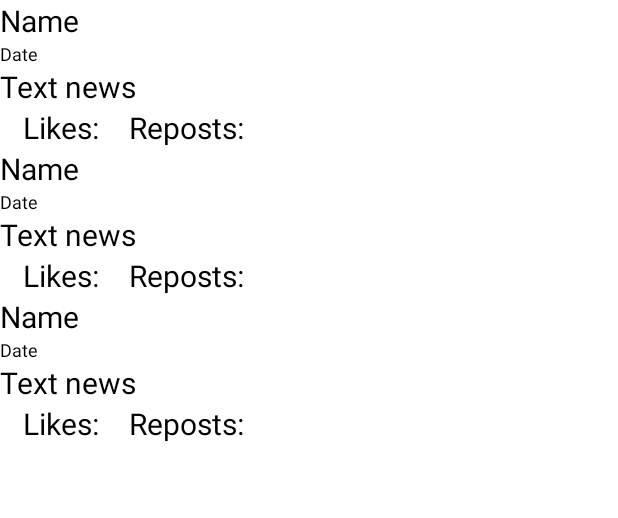
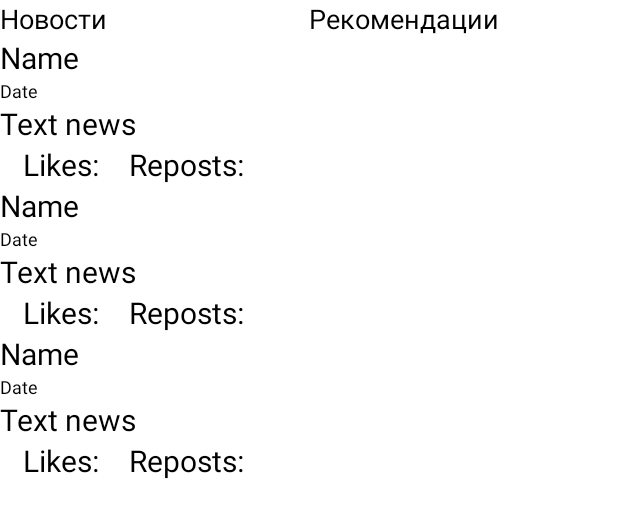
Before and after one commit to Ka-ra-siK/VKApi, an Android app: the layout fragment_news.xml on its own in the app's theme, with its tools: preview values and no code run, on a phone screen of 412 x 824 dp. Shown: the top 518 px of the screen. Run offline under Robolectric (Android 15) with nearby library versions, the phone set to English and light mode, and no system bars.

Commit message:
The image loading class has been changed. Added the ability to go to news recommendations

```diff
--- a/app/src/main/java/ru/eltex/adapters/FriendsAdapter.java
+++ b/app/src/main/java/ru/eltex/adapters/FriendsAdapter.java
@@ -20,6 +20,7 @@ import java.util.Objects;
 
 import ru.eltex.ImageLoadTask;
 import ru.eltex.R;
+import ru.eltex.TaskRunner;
 import ru.eltex.fragments.FriendsAccountFragment;
 import ru.eltex.instance.Friend;
 
@@ -50,7 +51,10 @@ public class FriendsAdapter extends ArrayAdapter<Friend> {
 
         //Set image of friend depending on sex
         ImageView imageView = (ImageView) view.findViewById(R.id.avatar);
-        new ImageLoadTask(this.friends.get(position).getPhoto50(), imageView).execute();
+        new TaskRunner().executeAsync(new ImageLoadTask(this.friends.get(position).getPhoto50()), (image) -> {
+            imageView.setImageBitmap(image);
+        });
+        //new ImageLoadTask(this.friends.get(position).getPhoto50(), imageView).execute();
 
         return view;
     }
--- a/app/src/main/java/ru/eltex/adapters/NewsAdapter.java
+++ b/app/src/main/java/ru/eltex/adapters/NewsAdapter.java
@@ -15,6 +15,7 @@ import java.util.List;
 
 import ru.eltex.ImageLoadTask;
 import ru.eltex.R;
+import ru.eltex.TaskRunner;
 import ru.eltex.instance.Post;
 
 /**
@@ -131,7 +132,9 @@ public class NewsAdapter extends RecyclerView.Adapter<NewsAdapter.ViewHolder> {
 
         Post curPost = vkNewsPosts.get(position);
 
-        new ImageLoadTask(curPost.getAuthor().getPhoto100(), holder.getAvatarAuthorView()).execute();
+        new TaskRunner().executeAsync(new ImageLoadTask(curPost.getAuthor().getPhoto100()), (image) -> {
+            holder.getAvatarAuthorView().setImageBitmap(image);
+        });
         holder.getNameAuthorView().setText(curPost.getAuthor().getName());
         holder.getDatePostView().setText(curPost.getDate());
         holder.getTextNewsView().setText(curPost.getTextPost());
--- a/app/src/main/java/ru/eltex/api_service/VKApiService.java
+++ b/app/src/main/java/ru/eltex/api_service/VKApiService.java
@@ -2,6 +2,7 @@ package ru.eltex.api_service;
 
 import retrofit2.Call;
 import retrofit2.http.GET;
+import retrofit2.http.Path;
 import retrofit2.http.Query;
 import ru.eltex.api_service.api_service_friends.VKFriendsResponse;
 import ru.eltex.api_service.api_service_news.VKNewsResponse;
@@ -21,8 +22,8 @@ public interface VKApiService{
     Call<VKUserResponse> getUser(@Query("user_ids") String userID, @Query("access_token") String token);
 
     //Request to show users news
-    @GET("newsfeed.get?")
-    Call<VKNewsResponse> getNews(@Query("user_id") Integer id, @Query("access_token") String accessToken,
+    @GET("newsfeed.{type_news}?")
+    Call<VKNewsResponse> getNews(@Path("type_news") String typeNews, @Query("user_id") Integer id, @Query("access_token") String accessToken,
                                  @Query("start_from") String startFrom, @Query("v") Double version);
 
     //Request to show users wall
--- a/app/src/main/java/ru/eltex/fragments/FriendsAccountFragment.java
+++ b/app/src/main/java/ru/eltex/fragments/FriendsAccountFragment.java
@@ -21,6 +21,7 @@ import retrofit2.Retrofit;
 import retrofit2.converter.gson.GsonConverterFactory;
 import ru.eltex.ImageLoadTask;
 import ru.eltex.R;
+import ru.eltex.TaskRunner;
 import ru.eltex.api_service.VKApiService;
 import ru.eltex.api_service.api_service_user.VKUserResponse;
 
@@ -77,7 +78,10 @@ public class FriendsAccountFragment extends Fragment {
                     birthDate.setText(element.getBirthDate());
                     homeTown.setText(element.getHomeTown());
 //                    city.setText(element.getVkUserCity().getTitle());
-                    new ImageLoadTask(element.getPhoto100(), userImg).execute();
+                    new TaskRunner().executeAsync(new ImageLoadTask(element.getPhoto100()), (image) -> {
+                        userImg.setImageBitmap(image);
+                    });
+                    //new ImageLoadTask(element.getPhoto100(), userImg).execute();
 
                 });
             }
--- a/app/src/main/res/layout/fragment_news.xml
+++ b/app/src/main/res/layout/fragment_news.xml
@@ -3,7 +3,35 @@
     xmlns:tools="http://schemas.android.com/tools"
     android:layout_width="match_parent"
     android:layout_height="match_parent"
+    android:orientation="vertical"
     tools:context=".fragments.NewsFragment">
+
+
+    <LinearLayout
+        android:layout_width="match_parent"
+        android:layout_height="wrap_content">
+
+        <TextView
+            android:layout_width="0dp"
+            android:id="@+id/list_news"
+            android:layout_height="wrap_content"
+            android:layout_weight="1"
+            android:textSize="18sp"
+            android:textColor="@color/black"
+            android:text="Новости"
+            />
+        <TextView
+            android:layout_width="0dp"
+            android:id="@+id/list_recommended"
+            android:layout_height="wrap_content"
+            android:layout_weight="1"
+            android:textSize="18sp"
+            android:textColor="@color/black"
+            android:text="Рекомендации"
+            />
+
+    </LinearLayout>
+
 
     <androidx.recyclerview.widget.RecyclerView
         android:id="@+id/recyclerView"
```
Also changed, not shown: app/src/main/java/ru/eltex/ImageLoadTask.java (+26 -15 lines), app/src/main/java/ru/eltex/TaskRunner.java (added, +35 -0 lines), app/src/main/java/ru/eltex/adapters/PostContentAdapter.java (+12 -11 lines), app/src/main/java/ru/eltex/api_service/api_service_news/VKApiServiceNewsImplementation.java (+7 -7 lines), app/src/main/java/ru/eltex/fragments/NewsFragment.java (+29 -13 lines), app/src/main/java/ru/eltex/fragments/UserFragment.java (+6 -1 lines).
